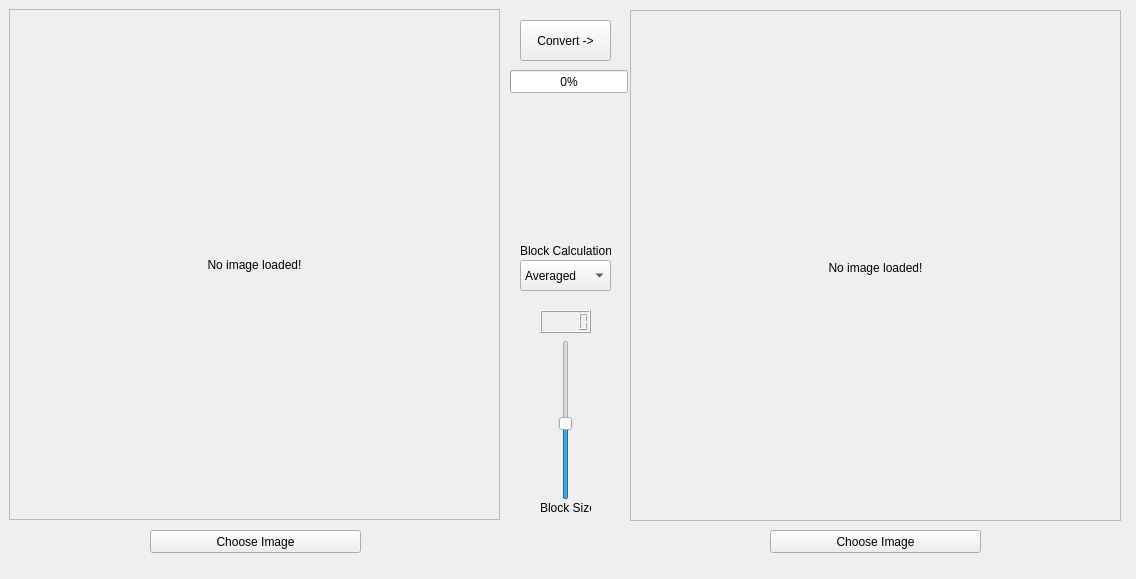
First picture: the form in window.ui, repository boingboomtschak/graphite-py, before the edit.
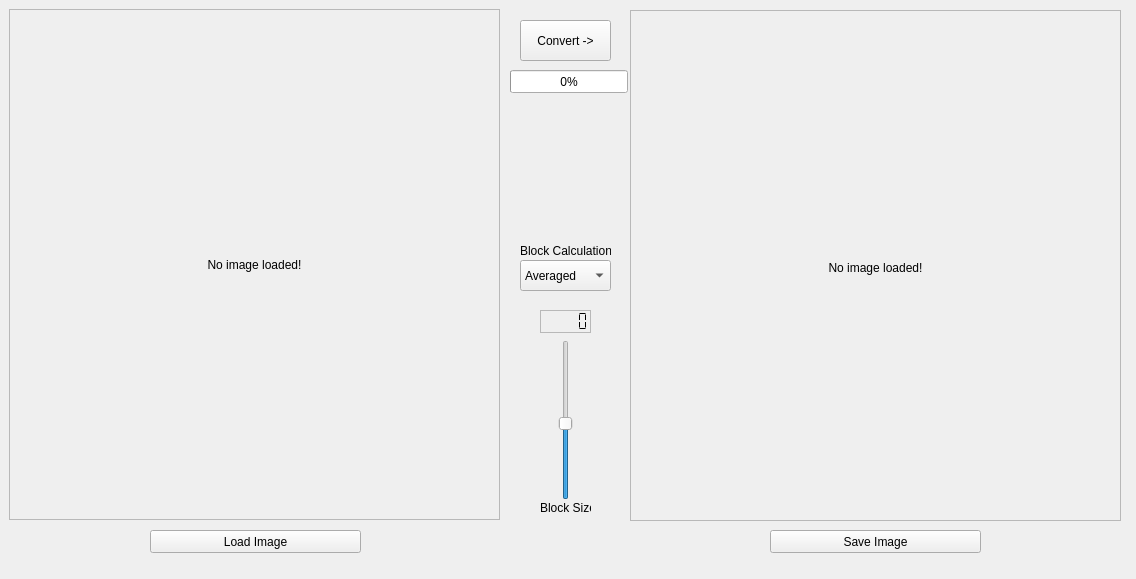
Second picture: the form after the edit.

Commit message: Minor layout changes, tracking input file path

Diff of the .ui file:
```diff
--- a/window.ui
+++ b/window.ui
@@ -112,6 +112,18 @@
       <height>23</height>
      </rect>
     </property>
+    <property name="autoFillBackground">
+     <bool>true</bool>
+    </property>
+    <property name="frameShape">
+     <enum>QFrame::StyledPanel</enum>
+    </property>
+    <property name="frameShadow">
+     <enum>QFrame::Raised</enum>
+    </property>
+    <property name="segmentStyle">
+     <enum>QLCDNumber::Flat</enum>
+    </property>
    </widget>
    <widget class="QSlider" name="blockSizeSlider">
     <property name="geometry">
@@ -194,7 +206,7 @@
      </rect>
     </property>
     <property name="text">
-     <string>Choose Image</string>
+     <string>Load Image</string>
     </property>
    </widget>
    <widget class="QPushButton" name="chooseOutputImage">
@@ -207,7 +219,7 @@
      </rect>
     </property>
     <property name="text">
-     <string>Choose Image</string>
+     <string>Save Image</string>
     </property>
    </widget>
    <widget class="QProgressBar" name="convertProgress">
```
The commit also changes 1 other file.
